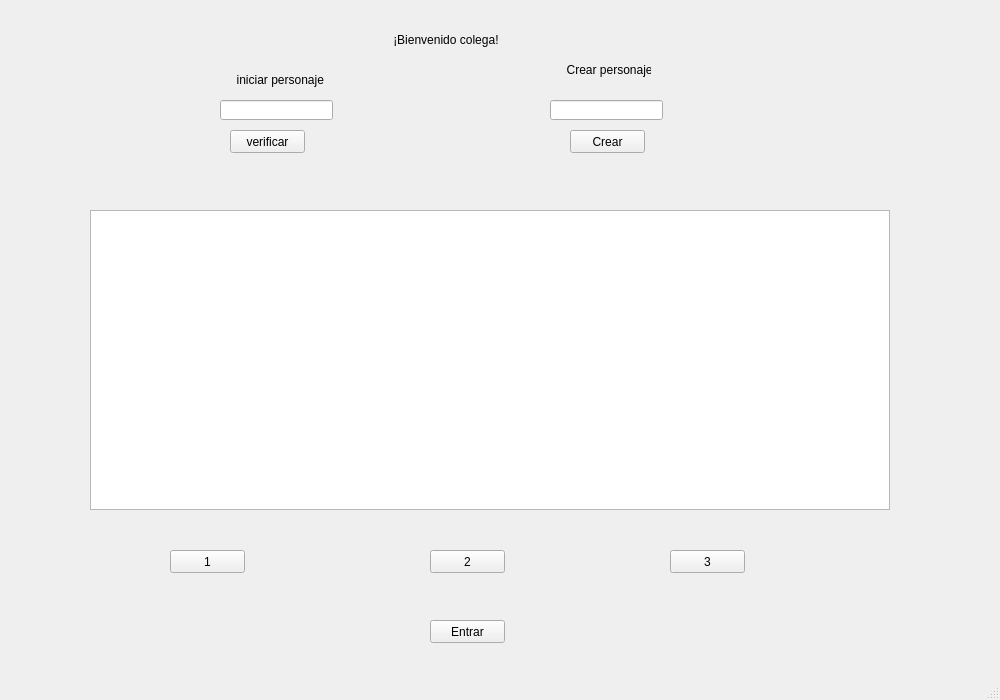
Qt form proyecto_final_/mainwindow.ui (jstom12/proyecto_final_infii_JUANMANUELRESTREPO) before a commit.
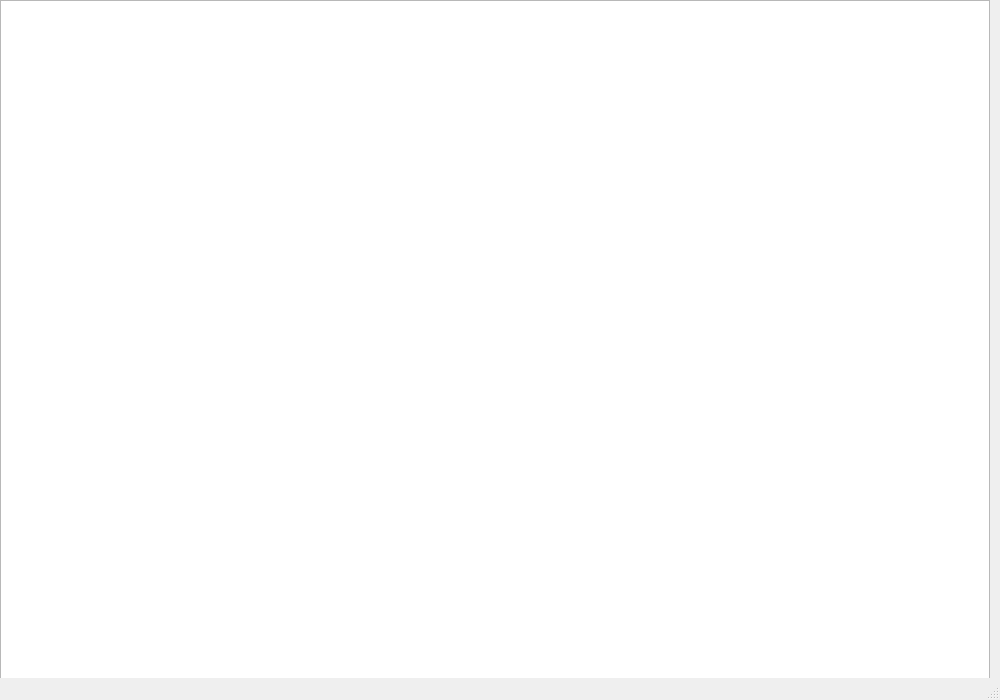
The same form after that commit.

```diff
--- a/proyecto_final_/mainwindow.ui
+++ b/proyecto_final_/mainwindow.ui
@@ -26,153 +26,16 @@
    <string>MainWindow</string>
   </property>
   <widget class="QWidget" name="centralwidget">
-   <widget class="QPushButton" name="pushButton">
-    <property name="geometry">
-     <rect>
-      <x>230</x>
-      <y>130</y>
-      <width>75</width>
-      <height>23</height>
-     </rect>
-    </property>
-    <property name="text">
-     <string>verificar</string>
-    </property>
-   </widget>
-   <widget class="QLineEdit" name="inicio_texto">
-    <property name="geometry">
-     <rect>
-      <x>220</x>
-      <y>100</y>
-      <width>113</width>
-      <height>20</height>
-     </rect>
-    </property>
-   </widget>
-   <widget class="QLineEdit" name="crear_texto">
-    <property name="geometry">
-     <rect>
-      <x>550</x>
-      <y>100</y>
-      <width>113</width>
-      <height>20</height>
-     </rect>
-    </property>
-   </widget>
-   <widget class="QLabel" name="label">
-    <property name="geometry">
-     <rect>
-      <x>340</x>
-      <y>20</y>
-      <width>220</width>
-      <height>40</height>
-     </rect>
-    </property>
-    <property name="text">
-     <string>                ¡Bienvenido colega!</string>
-    </property>
-   </widget>
-   <widget class="QLabel" name="label_2">
-    <property name="geometry">
-     <rect>
-      <x>230</x>
-      <y>70</y>
-      <width>101</width>
-      <height>20</height>
-     </rect>
-    </property>
-    <property name="text">
-     <string>  iniciar personaje</string>
-    </property>
-   </widget>
-   <widget class="QLabel" name="label_3">
-    <property name="geometry">
-     <rect>
-      <x>560</x>
-      <y>60</y>
-      <width>91</width>
-      <height>20</height>
-     </rect>
-    </property>
-    <property name="text">
-     <string>  Crear personaje</string>
-    </property>
-   </widget>
    <widget class="QGraphicsView" name="graphicsView">
     <property name="geometry">
      <rect>
-      <x>90</x>
-      <y>210</y>
-      <width>800</width>
-      <height>300</height>
+      <x>0</x>
+      <y>0</y>
+      <width>990</width>
+      <height>690</height>
      </rect>
     </property>
    </widget>
-   <widget class="QPushButton" name="pushButton_2">
-    <property name="geometry">
-     <rect>
-      <x>570</x>
-      <y>130</y>
-      <width>75</width>
-      <height>23</height>
-     </rect>
-    </property>
-    <property name="text">
-     <string>Crear</string>
-    </property>
-   </widget>
-   <widget class="QPushButton" name="pushButton_3">
-    <property name="geometry">
-     <rect>
-      <x>170</x>
-      <y>550</y>
-      <width>75</width>
-      <height>23</height>
-     </rect>
-    </property>
-    <property name="text">
-     <string>1</string>
-    </property>
-   </widget>
-   <widget class="QPushButton" name="pushButton_4">
-    <property name="geometry">
-     <rect>
-      <x>430</x>
-      <y>550</y>
-      <width>75</width>
-      <height>23</height>
-     </rect>
-    </property>
-    <property name="text">
-     <string>2</string>
-    </property>
-   </widget>
-   <widget class="QPushButton" name="pushButton_5">
-    <property name="geometry">
-     <rect>
-      <x>670</x>
-      <y>550</y>
-      <width>75</width>
-      <height>23</height>
-     </rect>
-    </property>
-    <property name="text">
-     <string>3</string>
-    </property>
-   </widget>
-   <widget class="QPushButton" name="pushButton_6">
-    <property name="geometry">
-     <rect>
-      <x>430</x>
-      <y>620</y>
-      <width>75</width>
-      <height>23</height>
-     </rect>
-    </property>
-    <property name="text">
-     <string>Entrar</string>
-    </property>
-   </widget>
   </widget>
   <widget class="QMenuBar" name="menubar">
    <property name="geometry">
```
